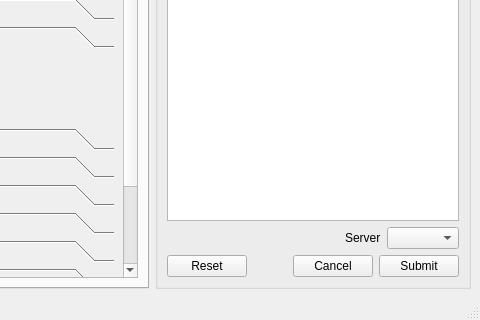
Old version of the form src/Qui/QuiMainWindow.ui in the repository nutjunkie/IQmol; both pictures show x 403 to 883 and y 325 to 645 of the 883 by 645 pixel window.
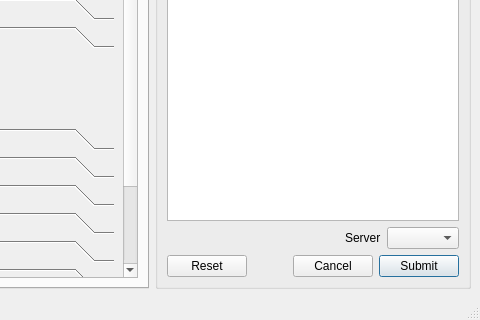
New version of the form. The open tabs and pages were chosen to show the change. Icons and pictures are not drawn.

```diff
--- a/src/Qui/QuiMainWindow.ui
+++ b/src/Qui/QuiMainWindow.ui
@@ -6733,10 +6733,10 @@
             <string>Submit</string>
            </property>
            <property name="autoDefault">
-            <bool>false</bool>
+            <bool>true</bool>
            </property>
            <property name="default">
-            <bool>false</bool>
+            <bool>true</bool>
            </property>
           </widget>
          </item>
```
Left out of the diff: 42 changed lines with no effect on the pictures.
